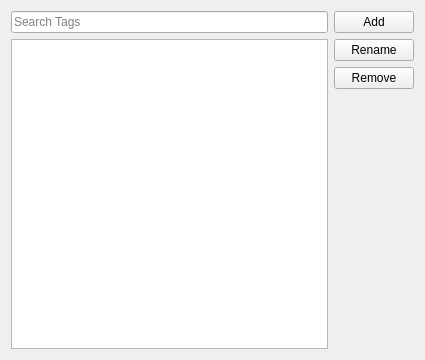
First picture: the form in src/views/ui_files/forms/tag_form.ui, repository JakubFranek/Kapytal, before the edit.
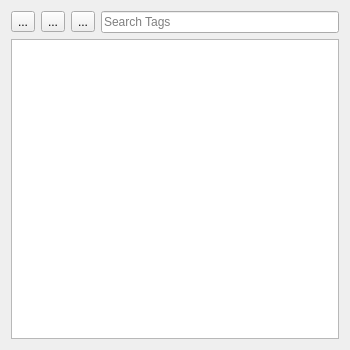
Second picture: the form after the edit.

```diff
--- a/src/views/ui_files/forms/tag_form.ui
+++ b/src/views/ui_files/forms/tag_form.ui
@@ -9,8 +9,8 @@
    <rect>
     <x>0</x>
     <y>0</y>
-    <width>425</width>
-    <height>360</height>
+    <width>350</width>
+    <height>350</height>
    </rect>
   </property>
   <property name="windowTitle">
@@ -24,6 +24,36 @@
     <layout class="QVBoxLayout" name="leftVerticalLayout">
      <item>
       <layout class="QHBoxLayout" name="controlsHorizontalLayout">
+       <item>
+        <widget class="QToolButton" name="addToolButton">
+         <property name="text">
+          <string>...</string>
+         </property>
+         <property name="toolButtonStyle">
+          <enum>Qt::ToolButtonIconOnly</enum>
+         </property>
+        </widget>
+       </item>
+       <item>
+        <widget class="QToolButton" name="renameToolButton">
+         <property name="text">
+          <string>...</string>
+         </property>
+         <property name="toolButtonStyle">
+          <enum>Qt::ToolButtonIconOnly</enum>
+         </property>
+        </widget>
+       </item>
+       <item>
+        <widget class="QToolButton" name="removeToolButton">
+         <property name="text">
+          <string>...</string>
+         </property>
+         <property name="toolButtonStyle">
+          <enum>Qt::ToolButtonIconOnly</enum>
+         </property>
+        </widget>
+       </item>
        <item>
         <widget class="QLineEdit" name="searchLineEdit">
          <property name="toolTip">
@@ -63,44 +93,6 @@
      </item>
     </layout>
    </item>
-   <item>
-    <layout class="QVBoxLayout" name="rightVerticalLayout">
-     <item>
-      <widget class="QPushButton" name="addButton">
-       <property name="text">
-        <string>Add</string>
-       </property>
-      </widget>
-     </item>
-     <item>
-      <widget class="QPushButton" name="renameButton">
-       <property name="text">
-        <string>Rename</string>
-       </property>
-      </widget>
-     </item>
-     <item>
-      <widget class="QPushButton" name="removeButton">
-       <property name="text">
-        <string>Remove</string>
-       </property>
-      </widget>
-     </item>
-     <item>
-      <spacer name="verticalSpacer">
-       <property name="orientation">
-        <enum>Qt::Vertical</enum>
-       </property>
-       <property name="sizeHint" stdset="0">
-        <size>
-         <width>20</width>
-         <height>40</height>
-        </size>
-       </property>
-      </spacer>
-     </item>
-    </layout>
-   </item>
   </layout>
  </widget>
  <resources/>
```
Left out of the diff: 23 changed lines with no effect on the pictures.
